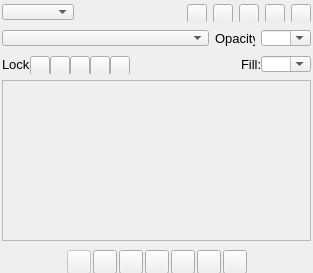
Above: design/windows/layerswindow.ui from jedhelmers/Fauxtoshop before the change. Below: the same form after it.
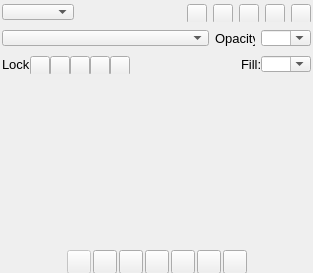
That is the form after the change. Icons and pictures are not drawn.

Diff of the .ui file:
```diff
--- a/design/windows/layerswindow.ui
+++ b/design/windows/layerswindow.ui
@@ -561,6 +561,9 @@
    </item>
    <item>
     <widget class="QScrollArea" name="layerScrollArea">
+     <property name="styleSheet">
+      <string notr="true">background: transparent; border: 1px solid rgba(0, 0, 0, .25)</string>
+     </property>
      <property name="widgetResizable">
       <bool>true</bool>
      </property>
```
Left out of the diff: 34 changed lines with no effect on the pictures.
